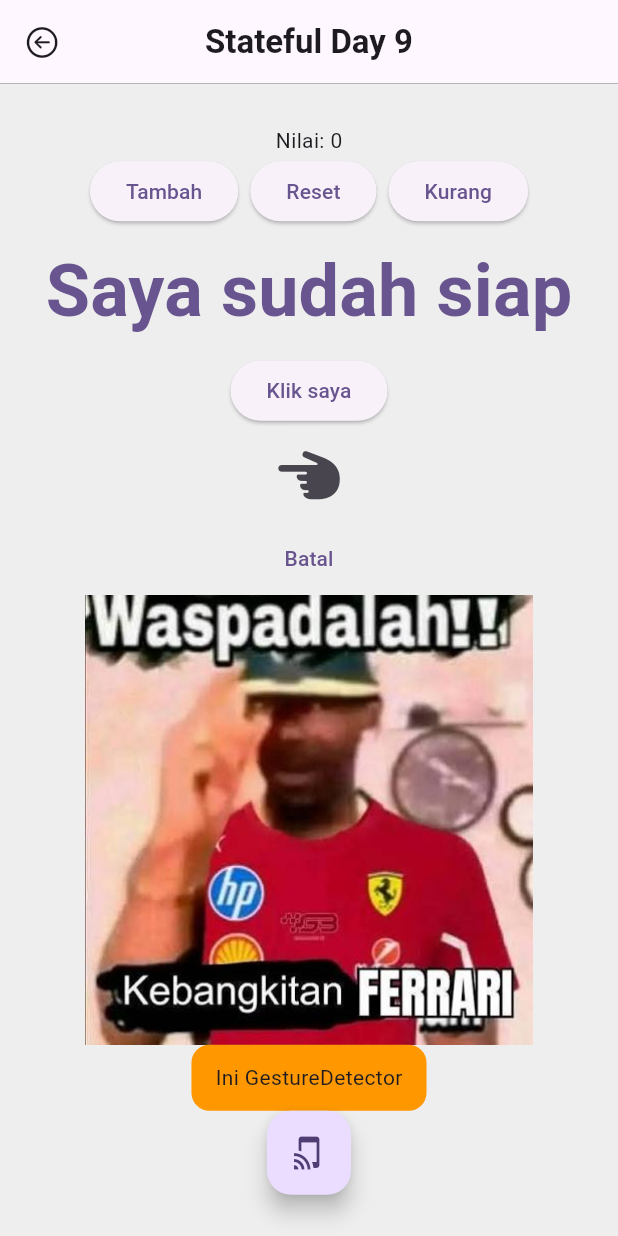
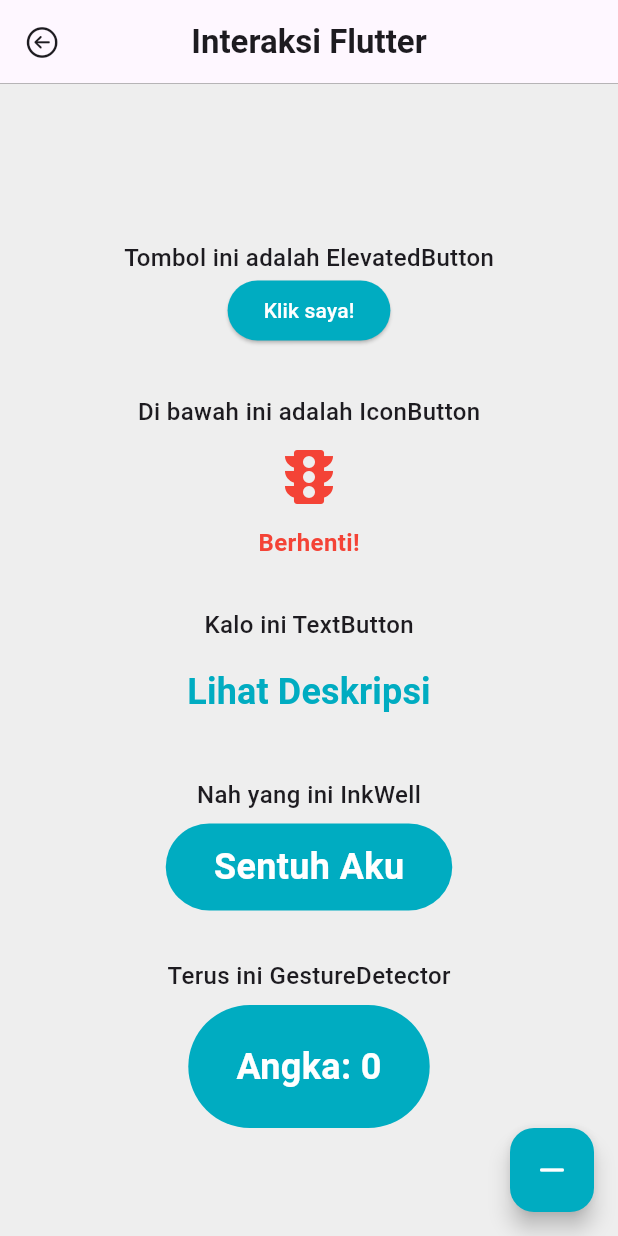
Before and after one commit to viqarrr/Tugas_Flutter_PPKDB3_2026, a Flutter app: the screen it shows after launch, on a phone screen of 412 x 824 dp. Run offline on Flutter 3.47's test engine with Material 3 defaults, Android fonts, the phone set to English and light mode, and no system bars; Roboto replaces fonts that are missing (SF Pro).

Commit message:
add: Tugas Day 9(Interaksi Flutter)

```diff
--- a/lib/main.dart
+++ b/lib/main.dart
@@ -1,5 +1,5 @@
 import 'package:flutter/material.dart';
-import 'package:flutter_masibelajar/day_9/stateful.dart';
+import 'package:flutter_masibelajar/tugas/tugas_day_9.dart';
 
 void main() {
   runApp(const MyApp());
@@ -32,7 +32,7 @@
         colorScheme: .fromSeed(seedColor: Colors.deepPurple),
         fontFamily: 'SF Pro',
       ),
-      home: StatefulDay9(),
+      home: TugasDay9(),
       // home: StackDay8(),
     );
   }
--- /dev/null
+++ b/lib/tugas/tugas_day_9.dart
@@ -0,0 +1,208 @@
+import 'package:flutter/cupertino.dart';
+import 'package:flutter/material.dart';
+
+class TugasDay9 extends StatefulWidget {
+  const TugasDay9({super.key});
+
+  @override
+  State<TugasDay9> createState() => _TugasDay9State();
+}
+
+class _TugasDay9State extends State<TugasDay9> {
+  int counter = 0;
+  bool showElevatedButtonText = false;
+  bool showIconColor = false;
+  bool showDescription = false;
+  bool showInkWellMessage = false;
+
+  @override
+  Widget build(BuildContext context) {
+    return Scaffold(
+      backgroundColor: Colors.grey[200],
+      floatingActionButtonLocation: FloatingActionButtonLocation.endFloat,
+      floatingActionButton: FloatingActionButton(
+        onPressed: () {
+          setState(() {
+            counter -= 5;
+          });
+        },
+        backgroundColor: Colors.cyan[600],
+        tooltip: 'Decrement Button',
+        child: Icon(Icons.horizontal_rule_rounded, color: Colors.white),
+      ),
+      appBar: AppBar(
+        title: Text(
+          "Interaksi Flutter",
+          style: TextStyle(fontWeight: FontWeight.bold),
+        ),
+        centerTitle: true,
+        leading: Icon(CupertinoIcons.arrow_left_circle),
+        shape: Border(bottom: BorderSide(color: Colors.grey, width: 0.5)),
+      ),
+      body: Center(
+        child: Column(
+          mainAxisAlignment: MainAxisAlignment.center,
+          children: [
+            SizedBox(height: 32),
+            Text(
+              "Tombol ini adalah ElevatedButton",
+              style: TextStyle(fontSize: 16, fontWeight: FontWeight.w500),
+            ),
+            ElevatedButton(
+              onPressed: () {
+                setState(() {
+                  showElevatedButtonText = !showElevatedButtonText;
+                });
+              },
+              style: ButtonStyle(
+                backgroundColor: WidgetStateProperty.all(Colors.cyan[600]),
+              ),
+              child: Text("Klik saya!", style: TextStyle(color: Colors.white)),
+            ),
+            if (showElevatedButtonText)
+              Text("Hai! Saya ElevatedButton", style: TextStyle(fontSize: 14)),
+
+            SizedBox(height: 32),
+            Text(
+              "Di bawah ini adalah IconButton",
+              style: TextStyle(fontSize: 16, fontWeight: FontWeight.w500),
+            ),
+            IconButton(
+              onPressed: () {
+                setState(() {
+                  showIconColor = !showIconColor;
+                });
+              },
+              icon: Icon(
+                Icons.traffic,
+                size: 48,
+                color: showIconColor ? Colors.green : Colors.red,
+              ),
+            ),
+            Text(
+              showIconColor ? "Silahkan Jalan" : "Berhenti!",
+              style: TextStyle(
+                fontWeight: FontWeight.bold,
+                fontSize: 16,
+                color: showIconColor ? Colors.green : Colors.red,
+              ),
+            ),
+
+            SizedBox(height: 32),
+            Text(
+              "Kalo ini TextButton",
+              style: TextStyle(fontSize: 16, fontWeight: FontWeight.w500),
+            ),
+            SizedBox(height: 8),
+            TextButton(
+              onPressed: () {
+                setState(() {
+                  showDescription = !showDescription;
+                });
+              },
+              child: Text(
+                showDescription ? "Tutup Deskripsi" : "Lihat Deskripsi",
+                style: TextStyle(
+                  fontSize: 24,
+                  fontWeight: FontWeight.bold,
+                  color: Colors.cyan[600],
+                ),
+              ),
+            ),
+
+            if (showDescription)
+              Container(
+                padding: EdgeInsets.symmetric(vertical: 12, horizontal: 42),
+                child: Text(
+                  "Lorem ipsum dolor sit, amet consectetur adipisicing elit. Sapiente esse nulla officiis sunt non placeat illum consectetur quasi mollitia quibusdam.",
+                  style: TextStyle(fontWeight: FontWeight.w400),
+                ),
+              ),
+
+            SizedBox(height: 32),
+            Text(
+              "Nah yang ini InkWell",
+              style: TextStyle(fontSize: 16, fontWeight: FontWeight.w500),
+            ),
+            SizedBox(height: 8),
+            InkWell(
+              splashFactory: InkRipple.splashFactory,
+              onTap: () {
+                setState(() {
+                  showInkWellMessage = !showInkWellMessage;
+                });
+                debugPrint('STTT INI PESAN RAHASIA');
+              },
+              child: Container(
+                padding: EdgeInsets.symmetric(vertical: 12, horizontal: 32),
+                decoration: BoxDecoration(
+                  color: Colors.cyan[600],
+                  borderRadius: BorderRadius.circular(50),
+                ),
+                child: Text(
+                  "Sentuh Aku",
+                  style: TextStyle(
+                    fontWeight: FontWeight.bold,
+                    color: Colors.white,
+                    fontSize: 24,
+                  ),
+                ),
+              ),
+            ),
+            if (showInkWellMessage)
+              Container(
+                padding: EdgeInsets.symmetric(vertical: 12, horizontal: 42),
+                child: Text(
+                  "Jangan Sentuh Aku!",
+                  style: TextStyle(fontWeight: FontWeight.bold, fontSize: 16),
+                ),
+              ),
+
+            SizedBox(height: 32),
+            Text(
+              "Terus ini GestureDetector",
+              style: TextStyle(fontSize: 16, fontWeight: FontWeight.w500),
+            ),
+            SizedBox(height: 8),
+            GestureDetector(
+              onTap: () {
+                setState(() {
+                  counter++;
+                  debugPrint("Ditekan sekali");
+                });
+              },
+              onDoubleTap: () {
+                setState(() {
+                  counter += 2;
+                  debugPrint("Ditekan dua kali");
+                });
+              },
+              onLongPress: () {
+                setState(() {
+                  counter += 3;
+                  debugPrint("Tahan Lama");
+                });
+              },
+
+              child: Container(
+                padding: EdgeInsets.symmetric(vertical: 24, horizontal: 32),
+                decoration: BoxDecoration(
+                  color: Colors.cyan[600],
+                  borderRadius: BorderRadius.circular(50),
+                ),
+                child: Text(
+                  "Angka: $counter",
+                  style: TextStyle(
+                    fontWeight: FontWeight.bold,
+                    color: Colors.white,
+                    fontSize: 24,
+                  ),
+                ),
+              ),
+            ),
+          ],
+        ),
+      ),
+    );
+  }
+}
```
